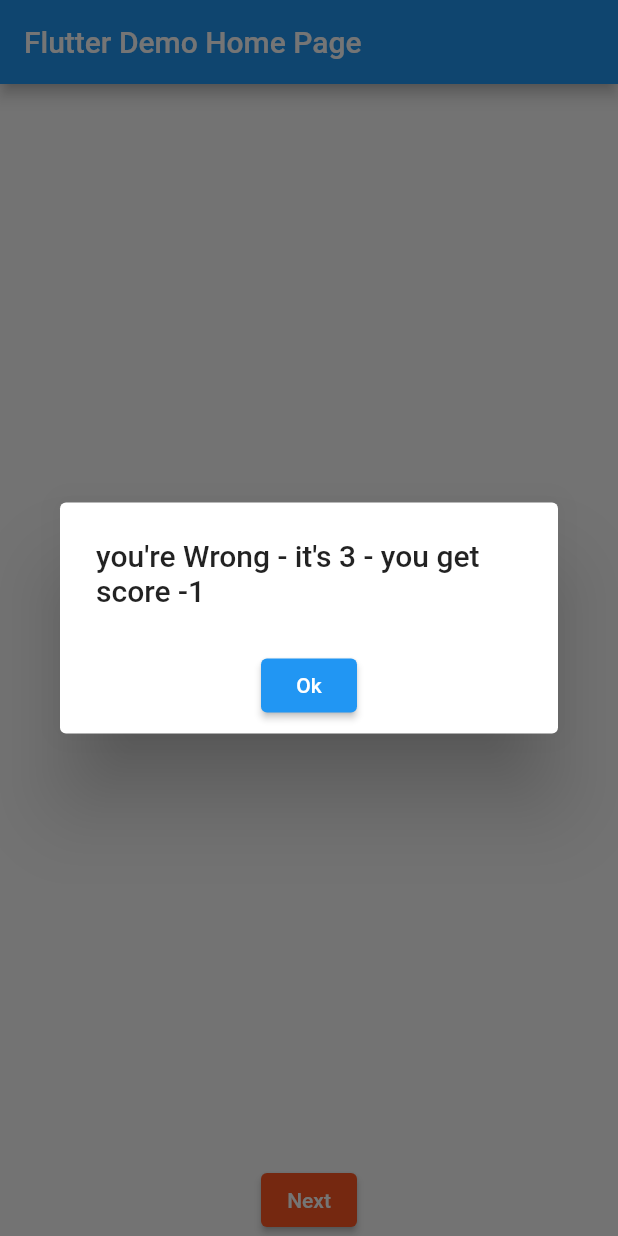
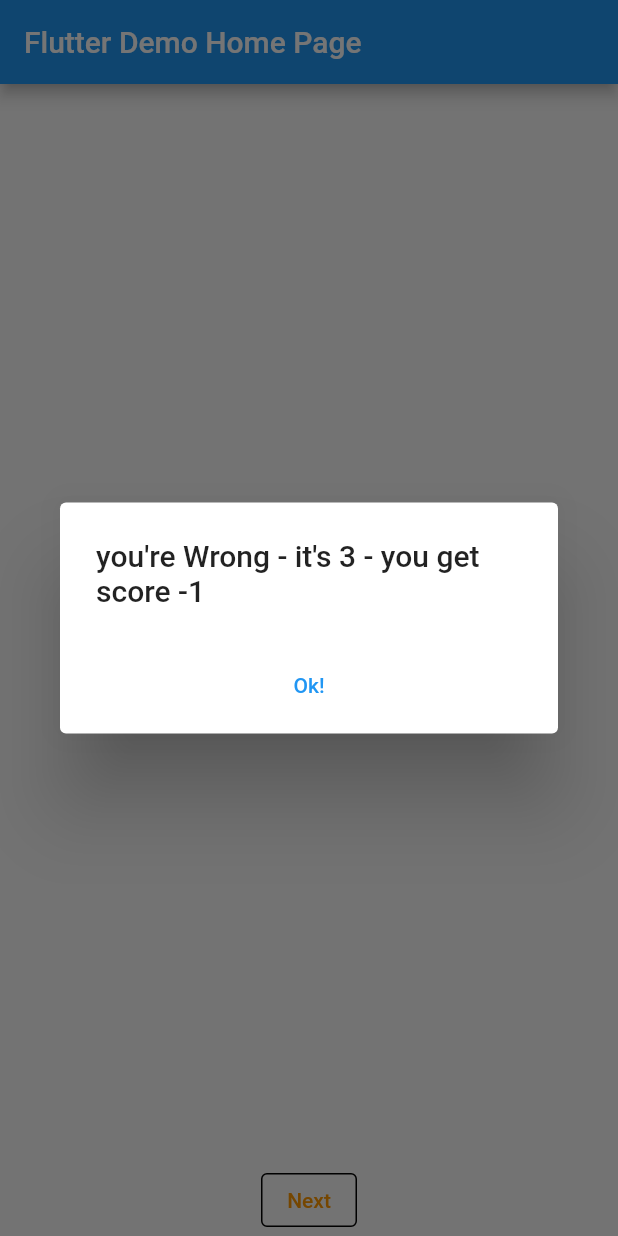
Before and after one commit to ridho-pratama-putra/flutter_app, a Flutter app: the screen it shows after launch, after a tap on "Correct", on a phone screen of 412 x 824 dp. Run offline on Flutter 3.47's test engine with Material 2 defaults, Android fonts, the phone set to English and light mode, and no system bars; our stand-ins replace firebase_core, firebase_crashlytics; accounts and stored records are empty; generated files the repository leaves out were written again.

Commit message:
outlined button and text button

```diff
--- a/lib/main.dart
+++ b/lib/main.dart
@@ -92,14 +92,15 @@ class _MyHomePageState extends State<MyHomePage> {
           ),
           actionsAlignment: MainAxisAlignment.center,
           actions: [
-            ElevatedButton(
+            TextButton(
               onPressed: () {
                 setState(() {
                   _score += currentScore;
                 });
                 Navigator.pop(context, true);
               },
-              child: const Text('Ok'),
+              style: TextButton.styleFrom(primary: Colors.blue),
+              child: const Text('Ok!'),
             )
           ],
         );
@@ -140,11 +141,10 @@ class _MyHomePageState extends State<MyHomePage> {
           return Row(
             mainAxisAlignment: MainAxisAlignment.center,
             children: [
-              ElevatedButton(
-                style: ButtonStyle(
-                  backgroundColor: MaterialStateProperty.all(Colors.deepOrange),
-                  foregroundColor: MaterialStateProperty.all(Colors.white)
-                ),
+              OutlinedButton(
+                  style: OutlinedButton.styleFrom(
+                      primary: Colors.orange,
+                      side: const BorderSide(color: Colors.black)),
                   onPressed: () {
                     setState(() {
                       _questionsIndex += 1;
```
